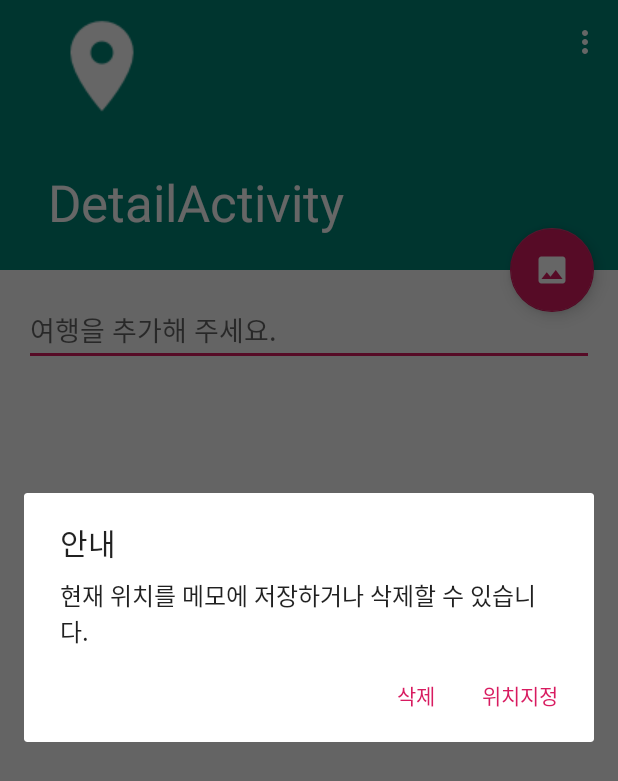
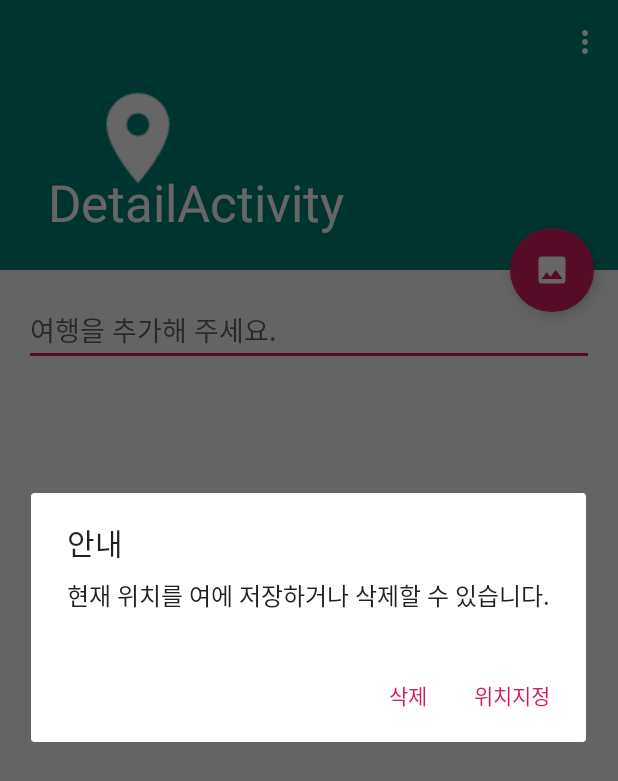
Before and after one commit to chokwonsik/Trip_app, an Android app: the DetailActivity screen opened directly, with no data from a screen before it, in the options menu, after a tap on "위치설정", on a phone screen of 412 x 824 dp. Shown: the top 781 px of the screen. Run offline under Robolectric (Android 15) with nearby library versions, the phone set to English and light mode, and no system bars; libraries missing offline, so code that uses them is left out: com.naver.maps, io.realm; 1 statement that could not run was skipped.

Commit message:
setLocation
setLocation

```diff
--- a/app/src/main/java/com/kwonsik/chokwonsik/DetailActivity.kt
+++ b/app/src/main/java/com/kwonsik/chokwonsik/DetailActivity.kt
@@ -18,26 +18,23 @@ import android.view.MenuItem
 import android.view.View
 import android.widget.EditText
 import androidx.appcompat.app.AlertDialog
-import com.google.android.material.snackbar.Snackbar
 import androidx.appcompat.app.AppCompatActivity
 import androidx.lifecycle.Observer
 import androidx.lifecycle.ViewModelProvider
-import androidx.recyclerview.widget.LinearLayoutManager
-import androidx.recyclerview.widget.RecyclerView
-import com.kwonsik.chokwonsik.R
+
 import com.kwonsik.chokwonsik.data.DetailViewModel
+import com.kwonsik.chokwonsik.LocationInfoView
+
+import com.google.android.material.snackbar.Snackbar
+
 import com.naver.maps.geometry.LatLng
+import com.naver.maps.map.MapView
+import com.naver.maps.map.CameraUpdate
 import com.naver.maps.map.CameraPosition
-import com.naver.maps.map.MapView
 import com.naver.maps.map.NaverMapOptions
-import com.kwonsik.chokwonsik.data.ListViewModel
-import com.kwonsik.chokwonsik.data.TripData
-import com.kwonsik.chokwonsik.data.TripListAdapter
-import com.naver.maps.map.CameraUpdate
+
 import kotlinx.android.synthetic.main.activity_detail.*
 import kotlinx.android.synthetic.main.content_detail.*
-import kotlinx.android.synthetic.main.dialog_title.*
-import kotlinx.android.synthetic.main.fragment_trip_list.*
 import java.util.*
 
 
@@ -60,17 +57,11 @@ class DetailActivity : AppCompatActivity() {
         }
 
         // tripLivaData observe
-        viewModel!!.tripLiveData.observe(this, Observer {
+        viewModel!!.tripLiveData.observe (this, Observer {
             supportActionBar?.title = it.title
             contentEdit.setText(it.content)
             locationInfoView.setLocation(it.latitude, it.longitude)
         })
-
-//        // 제목과 내용에 Observer를 걸어 화면을 갱신
-//        viewModel!!.let {
-//            it.title.observe(this, Observer { supportActionBar?.title = it } )
-//            it.content.observe(this, Observer { contentEdit.setText(it) } )
-//        }
 
         // ListActivity에서 아이템을 선택했을때 보내주는 Trip id로 데이터를 로드함.
         val tripId = intent.getStringExtra("TRIP_ID")
@@ -94,7 +85,6 @@ class DetailActivity : AppCompatActivity() {
                 }).show()
         }
 
-
         // 내용이 변경될 때마다 Listener 내에서 viewModel의 tripData의 내용도 같이 변경해
         contentEdit.addTextChangedListener(object : TextWatcher {
             override fun afterTextChanged(s: Editable?) {
@@ -102,21 +92,32 @@ class DetailActivity : AppCompatActivity() {
             }
 
             override fun beforeTextChanged(s: CharSequence?, start: Int, count: Int, after: Int) {}
+
             override fun onTextChanged(s: CharSequence?, start: Int, before: Int, count: Int) {}
         })
 
         locationInfoView.setOnClickListener {
+
+            // viewModel 에 저장되어 있는 좌표가 유효한지부터 확인함.
             val latitude = viewModel!!.tripData.latitude
             val longitude = viewModel!!.tripData.longitude
 
             if (!(latitude == 0.0 && longitude == 0.0)) {
+                // 네이버 지도 sdk 에서 제공하는 MapView 객체 생성 (지도를 출력하는 View)
                 val mapView = MapView(this)
+                // 네이버 지도는 맵이 로드된 후에 NaverMap 객체를 받은 후에만 옵션의 변경이 가능
+
+                // NaverMap 객체를 받기 위해서 getMapAsync() 함수에 리스너를 설정
                 mapView.getMapAsync {
+                    // 여행의 위치정보를 NaverMap의 cameraUpdate 객체에 넣어줌
                     val latitude = viewModel!!.tripData.latitude
                     val longitude = viewModel!!.tripData.longitude
                     val cameraUpdate = CameraUpdate.scrollTo(LatLng(latitude, longitude))
+                    // it 변수에 반환된 현재 지도의 NaverMap 객체에 카메라 위치를 적용
                     it.moveCamera(cameraUpdate)
                 }
+
+                // 모든 설정이 끝난 mapView는 AlertDialog에 설정하여 출력
                 AlertDialog.Builder(this)
                     .setView(mapView)
                     .show()
@@ -129,13 +130,9 @@ class DetailActivity : AppCompatActivity() {
     override fun onBackPressed() {
         super.onBackPressed()
         viewModel?.addOrUpdateTrip(this)
-
-//            viewModel?.addOrUpdateTrip(
-//                supportActionBar?.title.toString(),
-//                contentEdit.text.toString()
     }
 
-    override fun onCreateOptionsMenu(menu: Menu?): Boolean {
+     override fun onCreateOptionsMenu(menu: Menu?): Boolean {
         menuInflater.inflate(R.menu.menu_detail, menu)
         return true
     }
@@ -143,14 +140,14 @@ class DetailActivity : AppCompatActivity() {
     // IntroActivity에서 이미 체크한 위치 권한 허용 여부를 다시 체크하지 않기 위해서 함수에
     // annotation을 추가함
     @SuppressLint("MissingPermission")
-
     override fun onOptionsItemSelected(item: MenuItem): Boolean {
-        when (item.itemId) {
+        when (item.itemId)
+        {
             R.id.menu_location -> {
                 // AlertDialog.Builder() 를 사용해서 위치정보 설정을 묻는 다이얼로그를 추가
                 AlertDialog.Builder(this)
                     .setTitle("안내")
-                    .setMessage("현재 위치를 메모에 저장하거나 삭제할 수 있습니다.")
+                    .setMessage("현재 위치를 여에 저장하거나 삭제할 수 있습니다.")
 
                     .setPositiveButton("위치지정", DialogInterface.OnClickListener { dialog, which ->
 
@@ -167,8 +164,7 @@ class DetailActivity : AppCompatActivity() {
                             Snackbar.make(
                                 toolbarLayout,
                                 "폰의 위치기능을 켜야 기능을 사용할 수 있습니다.",
-                                Snackbar.LENGTH_LONG
-                            )
+                                Snackbar.LENGTH_LONG)
                                 .setAction("설정", View.OnClickListener {
                                     val goToSettings =
                                         Intent(Settings.ACTION_LOCATION_SOURCE_SETTINGS)
@@ -186,6 +182,7 @@ class DetailActivity : AppCompatActivity() {
 
                             // locationManager 의 requestSingleUpdate() 함수를 이용하여 위치정보를 1회 받아오는 코드
                             locationManager.requestSingleUpdate(criteria, object : LocationListener {
+                                // 실제 구현할 함수는 위치정보가 갱신될 때 샐행되는 onLocationChanged()로 위치값을 받아 ViewModel에 넘겨주면 됨
                                 override fun onLocationChanged(location: Location?) {
                                     location?.run {
                                         viewModel!!.setLocation(latitude, longitude)
--- a/app/src/main/java/com/kwonsik/chokwonsik/KwonsikTripApplication.kt
+++ b/app/src/main/java/com/kwonsik/chokwonsik/KwonsikTripApplication.kt
@@ -12,7 +12,7 @@ class KwonsikTripApplication() : Application() {
         super.onCreate()
         Realm.init(this)
         NaverMapSdk.getInstance(this).setClient(
-            NaverMapSdk.NaverCloudPlatformClient("YOUR_CLIENT_ID"))
+            NaverMapSdk.NaverCloudPlatformClient("jsojqwdhkb"))
 
     }
 
--- a/app/src/main/java/com/kwonsik/chokwonsik/ListActivity.kt
+++ b/app/src/main/java/com/kwonsik/chokwonsik/ListActivity.kt
@@ -6,8 +6,6 @@ import androidx.appcompat.app.AppCompatActivity
 import androidx.lifecycle.ViewModelProvider
 import com.kwonsik.chokwonsik.data.TripListAdapter
 import com.kwonsik.chokwonsik.data.ListViewModel
-import com.kwonsik.chokwonsik.data.TripData
-import java.util.*
 
 
 import kotlinx.android.synthetic.main.activity_list.*
--- a/app/src/main/java/com/kwonsik/chokwonsik/LocationInfoView.kt
+++ b/app/src/main/java/com/kwonsik/chokwonsik/LocationInfoView.kt
@@ -3,8 +3,10 @@ package com.kwonsik.chokwonsik
 import android.content.Context
 import android.location.Geocoder
 import android.util.AttributeSet
+import android.util.Log
 import kotlinx.android.synthetic.main.view_info.view.*
 import java.util.*
+
 
 // InfoView와 같은 생성자를 만들고 Infoview를 상속받아 생성자에 패러미터를 넘김
 class LocationInfoView @JvmOverloads constructor (context: Context,
@@ -20,6 +22,7 @@ class LocationInfoView @JvmOverloads constructor (context: Context,
 
     // 위치 값을 입력받았을때 표기하기 위한 함수
     fun setLocation(latitude: Double, longitude: Double) {
+
         if(latitude == 0.0 && longitude == 0.0) {
             infoText.setText("위치정보가 없습니다")
         }
--- a/app/src/main/java/com/kwonsik/chokwonsik/data/ListViewModel.kt
+++ b/app/src/main/java/com/kwonsik/chokwonsik/data/ListViewModel.kt
@@ -13,13 +13,13 @@ class ListViewModel : ViewModel() {
     }
 
     // Realm 인스턴스를 넣어 TripDao를 생성하여 사용하는 변
-    private val memoDao: TripDao by lazy {
+    private val tripDao: TripDao by lazy {
         TripDao(realm)
     }
 
     // TripDao에서 모든 Trip를 가져와서 RealmLiveData로 변환하여 사용하는 변수.
     val tripLiveData: RealmLiveData<TripData> by lazy {
-        RealmLiveData<TripData> (memoDao.getAllTrips())
+        RealmLiveData<TripData> (tripDao.getAllTrips())
     }
 
     // LiveViewModel을 더이상 사용하지 않을때 Realm 인스턴스를 닫아 줌.
--- a/app/src/main/java/com/kwonsik/chokwonsik/data/TripDao.kt
+++ b/app/src/main/java/com/kwonsik/chokwonsik/data/TripDao.kt
@@ -21,11 +21,11 @@ class TripDao(private val realm: Realm) {
     }
 
     // Trip를 생성하거나 수정하는 함수
-    fun addOrUpdateTrip(tripData: TripData) {
+    fun addOrUpdateTrip(tripData:TripData) {
         realm.executeTransaction {
             tripData.createdAt = Date()
 
-            if (tripData.content.length > 100)
+            if(tripData.content.length > 100)
                 tripData.summary = tripData.content.substring(0..100)
             else
                 tripData.summary = tripData.content
--- a/app/src/main/java/com/kwonsik/chokwonsik/data/TripListAdapter.kt
+++ b/app/src/main/java/com/kwonsik/chokwonsik/data/TripListAdapter.kt
@@ -8,7 +8,7 @@ import com.kwonsik.chokwonsik.R
 import kotlinx.android.synthetic.main.item_trip.view.*
 import java.text.SimpleDateFormat
 
-class TripListAdapter(private val list: MutableList<TripData>) :
+class TripListAdapter(private val list: MutableList<TripData>):
     RecyclerView.Adapter<ItemViewHolder>() {
 
     private val dateFormat = SimpleDateFormat("MM/dd HH:mm")
@@ -22,8 +22,8 @@ class TripListAdapter(private val list: MutableList<TripData>) :
         val view = LayoutInflater.from(parent.context).inflate(R.layout.item_trip, parent, false)
         view.setOnClickListener { //아이템이 클릭될 때 view의 tagdptj Trip id를 받아서 리스너에 넘김
             itemClickListener?.run {
-                val TripId = it.tag as String
-                this(TripId)
+                val tripId = it.tag as String
+                this(tripId)
             }
         }
         return ItemViewHolder(view)
--- a/app/src/main/res/layout/activity_detail.xml
+++ b/app/src/main/res/layout/activity_detail.xml
@@ -21,6 +21,7 @@
             android:fitsSystemWindows="true"
             app:contentScrim="?attr/colorPrimary"
             app:layout_scrollFlags="scroll|exitUntilCollapsed"
+            app:titleEnabled="true"
             app:toolbarId="@+id/toolbar">
 
             <androidx.constraintlayout.widget.ConstraintLayout
@@ -33,8 +34,9 @@
                     android:id="@+id/locationInfoView"
                     android:layout_width="wrap_content"
                     android:layout_height="wrap_content"
-                    android:layout_marginStart="24dp"
-                    android:layout_marginLeft="24dp"
+                    android:layout_marginStart="48dp"
+                    android:layout_marginLeft="48dp"
+                    android:layout_marginTop="48dp"
                     app:layout_constraintStart_toStartOf="parent"
                     app:layout_constraintTop_toTopOf="parent" />
 
--- a/app/src/main/res/menu/menu_detail.xml
+++ b/app/src/main/res/menu/menu_detail.xml
@@ -2,9 +2,7 @@
     xmlns:app="http://schemas.android.com/apk/res-auto"
     xmlns:tools="http://schemas.android.com/tools"
     tools:context="com.kwonsik.chokwonsik.DetailActivity">
-
     <item android:id="@+id/menu_location"
         android:title="위치설정"
         app:showAsAction="never" />
-
 </menu>
```
Also changed, not shown: app/build.gradle (+4 -6 lines), app/src/main/java/com/kwonsik/chokwonsik/IntroActivity.kt (+4 -10 lines), app/src/main/java/com/kwonsik/chokwonsik/data/DetailViewModel.kt (+1 -24 lines), 1 other file.
